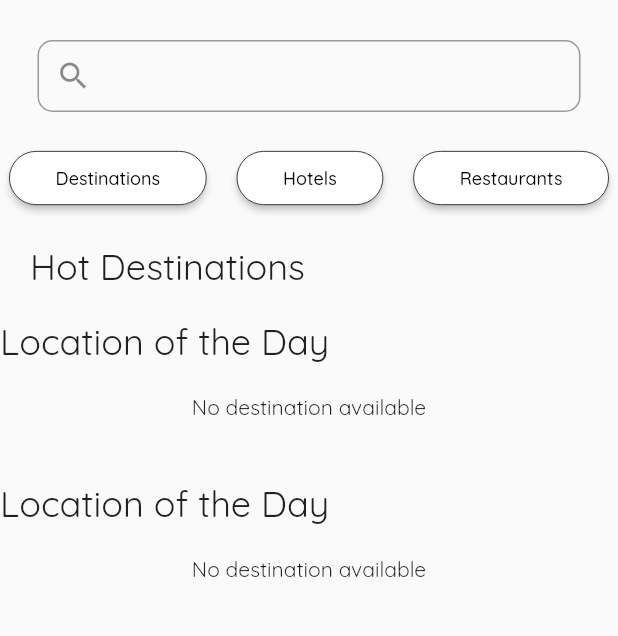
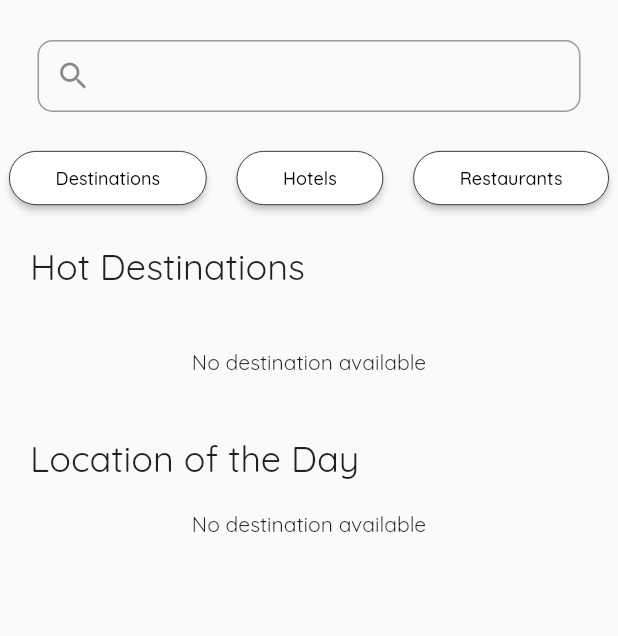
Before and after one commit to NaimaHasan/travela, a Flutter app: the screen it shows after launch, on a phone screen of 412 x 824 dp, the part 80-716 px from its top. Run offline on Flutter 3.47's test engine with Material 2 defaults, Android fonts, the phone set to English and light mode, and no system bars; our stand-ins replace carousel_slider, dotted_border, firebase_auth, firebase_core, flutter_map, google_fonts and 3 more; missing offline and left inert: dart:html, flutter_osm_plugin; accounts and stored records are empty; network calls fail.

Commit message:
Edited padding

```diff
--- a/lib/screens/account/widgets/account_trip.dart
+++ b/lib/screens/account/widgets/account_trip.dart
@@ -64,6 +64,8 @@ class AccountTrip extends StatelessWidget {
                           Icons.add,
                           size: MediaQuery.of(context).size.width < tabWidth ? 22 : 30,
                         ),
+                        padding: EdgeInsets.zero,
+                        visualDensity: VisualDensity.compact,
                         splashRadius: 18,
                       ),
                     ),
--- a/lib/screens/home/widgets/home_carousel_mobile.dart
+++ b/lib/screens/home/widgets/home_carousel_mobile.dart
@@ -16,9 +16,11 @@ final List<String> imgList = [
 ];
 
 class HomeCarouselMobile extends StatefulWidget {
-  const HomeCarouselMobile({Key? key, required this.futureValueNotifier})
+  const HomeCarouselMobile(
+      {Key? key, required this.futureValueNotifier, required this.isLOTD})
       : super(key: key);
   final ValueNotifier<Future<List<HomeDestination?>>> futureValueNotifier;
+  final bool isLOTD;
   @override
   _HomeCarouselMobileState createState() => _HomeCarouselMobileState();
 }
@@ -35,14 +37,20 @@ class _HomeCarouselMobileState extends State<HomeCarouselMobile> {
             if (futureResult.connectionState == ConnectionState.waiting) {
               return Column(
                 children: [
-                  Align(
+                  Visibility(
+                    visible: widget.isLOTD,
+                    child: Align(
+                      child: Padding(
+                        padding: EdgeInsets.only(left: 20),
                         child: Text(
                           "Location of the Day",
                           style: TextStyle(
                             fontSize: 24,
                           ),
                         ),
+                      ),
                       alignment: Alignment.centerLeft,
+                    ),
                   ),
                   verticalSpaceSmall,
                   Center(
@@ -51,17 +59,25 @@ class _HomeCarouselMobileState extends State<HomeCarouselMobile> {
                 ],
               );
             }
-            if (!futureResult.hasData || futureResult.data == null || futureResult.data!.isEmpty) {
+            if (!futureResult.hasData ||
+                futureResult.data == null ||
+                futureResult.data!.isEmpty) {
               return Column(
                 children: [
-                  Align(
+                  Visibility(
+                    visible: widget.isLOTD,
+                    child: Align(
+                      child: Padding(
+                        padding: EdgeInsets.only(left: 20),
                         child: Text(
                           "Location of the Day",
                           style: TextStyle(
                             fontSize: 24,
                           ),
                         ),
+                      ),
                       alignment: Alignment.centerLeft,
+                    ),
                   ),
                   verticalSpaceSmall,
                   Center(
@@ -72,14 +88,20 @@ class _HomeCarouselMobileState extends State<HomeCarouselMobile> {
             }
             return Column(
               children: [
-                Align(
+                Visibility(
+                  visible: widget.isLOTD,
+                  child: Align(
+                    child: Padding(
+                      padding: EdgeInsets.only(left: 20),
                       child: Text(
                         "Location of the Day: ${futureResult.data![0]!.location}",
                         style: TextStyle(
                           fontSize: 24,
                         ),
                       ),
+                    ),
                     alignment: Alignment.centerLeft,
+                  ),
                 ),
                 verticalSpaceSmall,
                 CarouselSlider(
@@ -106,8 +128,20 @@ class _HomeCarouselMobileState extends State<HomeCarouselMobile> {
                               },
                               child: Stack(
                                 children: [
-                                  Image.network(item!.image,
-                                      fit: BoxFit.cover, height: 400),
+                                  LayoutBuilder(
+                                    builder: (BuildContext context,
+                                        BoxConstraints constraints) {
+                                      return FittedBox(
+                                        fit: BoxFit.cover,
+                                        child: SizedBox(
+                                          width: constraints.maxWidth,
+                                          height: constraints.maxHeight,
+                                          child: Image.network(item!.image,
+                                              fit: BoxFit.cover),
+                                        ),
+                                      );
+                                    },
+                                  ),
                                   Container(
                                     decoration: const BoxDecoration(
                                       gradient: LinearGradient(
--- a/lib/screens/home/widgets/home_destination_view_mobile.dart
+++ b/lib/screens/home/widgets/home_destination_view_mobile.dart
@@ -140,10 +140,9 @@ class _HomeDestinationViewMobileState extends State<HomeDestinationViewMobile> {
           alignment: Alignment.centerLeft,
         ),
         verticalSpaceSmall,
-        HomeCarouselMobile(futureValueNotifier: futureValueNotifier),
+        HomeCarouselMobile(isLOTD: false, futureValueNotifier: futureValueNotifier),
         verticalSpaceMedium,
-
-        HomeCarouselMobile(futureValueNotifier: futureValueNotifierLOTD),
+        HomeCarouselMobile(isLOTD: true, futureValueNotifier: futureValueNotifierLOTD),
       ],
     );
   }
```
Also changed, not shown: 1 other file. Lines whose indentation alone changed are shown as unchanged.
